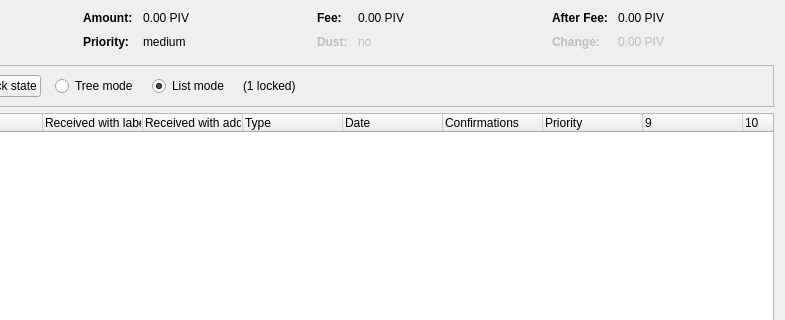
This is src/qt/forms/coincontroldialog.ui in SMRT2/smrt-test as Qt 5 draws it before an edit; both pictures show x 169 to 954 and y 0 to 320 of the 954 by 500 pixel window. The edited form follows.
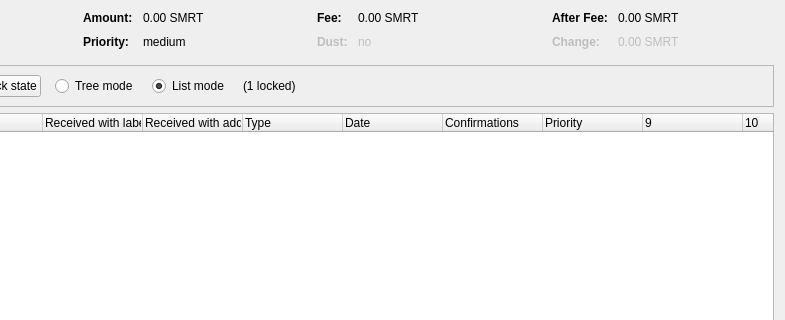
This is the edited form. Custom widgets are drawn as their Qt base class.

Commit message: SMRT ticker update

Patch:
```diff
--- a/src/qt/forms/coincontroldialog.ui
+++ b/src/qt/forms/coincontroldialog.ui
@@ -132,7 +132,7 @@
           <enum>Qt::ActionsContextMenu</enum>
          </property>
          <property name="text">
-          <string notr="true">0.00 PIV</string>
+          <string notr="true">0.00 SMRT</string>
          </property>
          <property name="textInteractionFlags">
           <set>Qt::LinksAccessibleByMouse|Qt::TextSelectableByKeyboard|Qt::TextSelectableByMouse</set>
@@ -206,7 +206,7 @@
           <enum>Qt::ActionsContextMenu</enum>
          </property>
          <property name="text">
-          <string notr="true">0.00 PIV</string>
+          <string notr="true">0.00 SMRT</string>
          </property>
          <property name="textInteractionFlags">
           <set>Qt::LinksAccessibleByMouse|Qt::TextSelectableByKeyboard|Qt::TextSelectableByMouse</set>
@@ -286,7 +286,7 @@
           <enum>Qt::ActionsContextMenu</enum>
          </property>
          <property name="text">
-          <string notr="true">0.00 PIV</string>
+          <string notr="true">0.00 SMRT</string>
          </property>
          <property name="textInteractionFlags">
           <set>Qt::LinksAccessibleByMouse|Qt::TextSelectableByKeyboard|Qt::TextSelectableByMouse</set>
@@ -321,7 +321,7 @@
           <enum>Qt::ActionsContextMenu</enum>
          </property>
          <property name="text">
-          <string notr="true">0.00 PIV</string>
+          <string notr="true">0.00 SMRT</string>
          </property>
          <property name="textInteractionFlags">
           <set>Qt::LinksAccessibleByMouse|Qt::TextSelectableByKeyboard|Qt::TextSelectableByMouse</set>
```
The commit also changes 116 other files.
